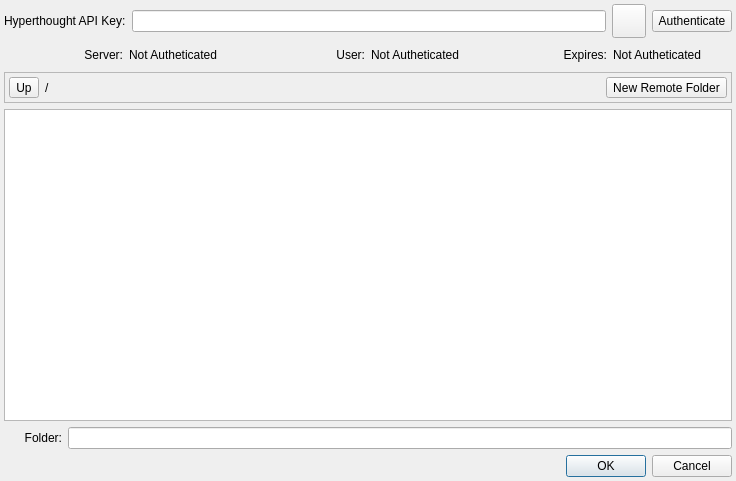
First picture: the form in hyperthoughtdialog.ui, repository BlueQuartzSoftware/MetaForge, before the edit.
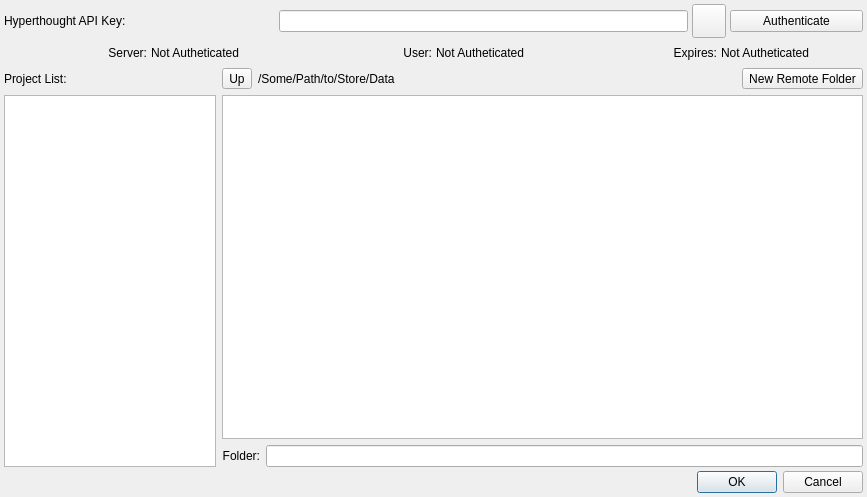
Second picture: the form after the edit. Icons and pictures are not drawn. Custom widgets are drawn as their Qt base class.

Commit message:
Upload to Project space instead of user space.
updates #4

@drowenhorst-nrl please test

What changed in the file:
```diff
--- a/hyperthoughtdialog.ui
+++ b/hyperthoughtdialog.ui
@@ -6,8 +6,8 @@
    <rect>
     <x>0</x>
     <y>0</y>
-    <width>736</width>
-    <height>481</height>
+    <width>867</width>
+    <height>497</height>
    </rect>
   </property>
   <property name="sizePolicy">
@@ -35,162 +35,10 @@
    <property name="bottomMargin">
     <number>4</number>
    </property>
-   <item row="0" column="0" colspan="2">
-    <widget class="QLabel" name="apiKeyLabel">
-     <property name="text">
-      <string>Hyperthought API Key:</string>
-     </property>
-    </widget>
-   </item>
-   <item row="2" column="0" colspan="13">
-    <widget class="QFrame" name="frame">
-     <property name="sizePolicy">
-      <sizepolicy hsizetype="Preferred" vsizetype="Preferred">
-       <horstretch>0</horstretch>
-       <verstretch>0</verstretch>
-      </sizepolicy>
-     </property>
-     <property name="frameShape">
-      <enum>QFrame::StyledPanel</enum>
-     </property>
-     <property name="frameShadow">
-      <enum>QFrame::Raised</enum>
-     </property>
-     <layout class="QHBoxLayout" name="horizontalLayout_2">
-      <property name="leftMargin">
-       <number>4</number>
-      </property>
-      <property name="topMargin">
-       <number>4</number>
-      </property>
-      <property name="rightMargin">
-       <number>4</number>
-      </property>
-      <property name="bottomMargin">
-       <number>4</number>
-      </property>
-      <item>
-       <widget class="QToolButton" name="parentDirectoryButton">
-        <property name="toolTip">
-         <string>Move Up a Directory</string>
-        </property>
-        <property name="statusTip">
-         <string/>
-        </property>
-        <property name="text">
-         <string>Up</string>
-        </property>
-        <property name="icon">
-         <iconset resource="resources.qrc">
-          <normaloff>:/resources/arrow-top@2x.png</normaloff>:/resources/arrow-top@2x.png</iconset>
-        </property>
-        <property name="iconSize">
-         <size>
-          <width>16</width>
-          <height>16</height>
-         </size>
-        </property>
-        <property name="toolButtonStyle">
-         <enum>Qt::ToolButtonTextBesideIcon</enum>
-        </property>
-       </widget>
-      </item>
-      <item>
-       <layout class="QHBoxLayout" name="horizontalLayout">
-        <item>
-         <widget class="QLabel" name="directoryLabel">
-          <property name="text">
-           <string>/</string>
-          </property>
-         </widget>
-        </item>
-        <item>
-         <spacer name="horizontalSpacer_2">
-          <property name="orientation">
-           <enum>Qt::Horizontal</enum>
-          </property>
-          <property name="sizeHint" stdset="0">
-           <size>
-            <width>569</width>
-            <height>20</height>
-           </size>
-          </property>
-         </spacer>
-        </item>
-        <item>
-         <widget class="QToolButton" name="newFolderButton">
-          <property name="toolTip">
-           <string>Create Remote Folder</string>
-          </property>
-          <property name="text">
-           <string>New Remote Folder</string>
-          </property>
-          <property name="icon">
-           <iconset resource="resources.qrc">
-            <normaloff>:/resources/folder@2x.png</normaloff>:/resources/folder@2x.png</iconset>
-          </property>
-          <property name="iconSize">
-           <size>
-            <width>16</width>
-            <height>16</height>
-           </size>
-          </property>
-          <property name="toolButtonStyle">
-           <enum>Qt::ToolButtonTextBesideIcon</enum>
-          </property>
-         </widget>
-        </item>
-       </layout>
-      </item>
-     </layout>
-    </widget>
-   </item>
-   <item row="5" column="0" colspan="10">
-    <spacer name="horizontalSpacer">
-     <property name="orientation">
-      <enum>Qt::Horizontal</enum>
-     </property>
-     <property name="sizeHint" stdset="0">
-      <size>
-       <width>380</width>
-       <height>20</height>
-      </size>
-     </property>
-    </spacer>
-   </item>
-   <item row="3" column="0" colspan="13">
-    <widget class="DeselectableListView" name="listView">
-     <property name="alternatingRowColors">
-      <bool>true</bool>
-     </property>
-     <property name="selectionMode">
-      <enum>QAbstractItemView::SingleSelection</enum>
-     </property>
-     <property name="selectionBehavior">
-      <enum>QAbstractItemView::SelectItems</enum>
-     </property>
-     <property name="uniformItemSizes">
-      <bool>true</bool>
-     </property>
-     <property name="selectionRectVisible">
-      <bool>true</bool>
-     </property>
-    </widget>
-   </item>
-   <item row="4" column="0">
-    <widget class="QLabel" name="locationLabel">
-     <property name="text">
-      <string>Folder:</string>
-     </property>
-     <property name="alignment">
-      <set>Qt::AlignRight|Qt::AlignTrailing|Qt::AlignVCenter</set>
-     </property>
-    </widget>
-   </item>
-   <item row="4" column="1" colspan="12">
-    <widget class="QLineEdit" name="locationLineEdit"/>
-   </item>
-   <item row="1" column="0" colspan="13">
+   <property name="spacing">
+    <number>4</number>
+   </property>
+   <item row="1" column="0" colspan="7">
     <layout class="QHBoxLayout" name="horizontalLayout_3">
      <property name="leftMargin">
       <number>4</number>
@@ -257,24 +105,180 @@
      </item>
     </layout>
    </item>
-   <item row="0" column="2" colspan="9">
-    <widget class="QLineEdit" name="apiKeyLineEdit">
-     <property name="sizePolicy">
-      <sizepolicy hsizetype="Minimum" vsizetype="Fixed">
-       <horstretch>0</horstretch>
-       <verstretch>0</verstretch>
-      </sizepolicy>
+   <item row="5" column="0" colspan="4">
+    <spacer name="horizontalSpacer">
+     <property name="orientation">
+      <enum>Qt::Horizontal</enum>
      </property>
-     <property name="minimumSize">
+     <property name="sizeHint" stdset="0">
       <size>
-       <width>0</width>
-       <height>0</height>
+       <width>380</width>
+       <height>20</height>
       </size>
      </property>
-    </widget>
+    </spacer>
    </item>
-   <item row="5" column="10" colspan="3">
+   <item row="2" column="0" colspan="7">
+    <layout class="QGridLayout" name="gridLayout_2" columnstretch="33,100">
+     <property name="topMargin">
+      <number>0</number>
+     </property>
+     <property name="rightMargin">
+      <number>0</number>
+     </property>
+     <property name="bottomMargin">
+      <number>0</number>
+     </property>
+     <property name="spacing">
+      <number>6</number>
+     </property>
+     <item row="1" column="1">
+      <widget class="DeselectableListView" name="folderListView">
+       <property name="alternatingRowColors">
+        <bool>true</bool>
+       </property>
+       <property name="selectionMode">
+        <enum>QAbstractItemView::SingleSelection</enum>
+       </property>
+       <property name="selectionBehavior">
+        <enum>QAbstractItemView::SelectItems</enum>
+       </property>
+       <property name="uniformItemSizes">
+        <bool>true</bool>
+       </property>
+       <property name="selectionRectVisible">
+        <bool>true</bool>
+       </property>
+      </widget>
+     </item>
+     <item row="0" column="1">
+      <layout class="QHBoxLayout" name="horizontalLayout_5">
+       <item>
+        <widget class="QToolButton" name="parentDirectoryButton">
+         <property name="toolTip">
+          <string>Move Up a Directory</string>
+         </property>
+         <property name="statusTip">
+          <string/>
+         </property>
+         <property name="text">
+          <string>Up</string>
+         </property>
+         <property name="icon">
+          <iconset resource="resources.qrc">
+           <normaloff>:/resources/arrow-top@2x.png</normaloff>:/resources/arrow-top@2x.png</iconset>
+         </property>
+         <property name="iconSize">
+          <size>
+           <width>16</width>
+           <height>16</height>
+          </size>
+         </property>
+         <property name="toolButtonStyle">
+          <enum>Qt::ToolButtonTextBesideIcon</enum>
+         </property>
+        </widget>
+       </item>
+       <item>
+        <widget class="QLabel" name="directoryLabel">
+         <property name="sizePolicy">
+          <sizepolicy hsizetype="Expanding" vsizetype="Preferred">
+           <horstretch>0</horstretch>
+           <verstretch>0</verstretch>
+          </sizepolicy>
+         </property>
+         <property name="minimumSize">
+          <size>
+           <width>0</width>
+           <height>0</height>
+          </size>
+         </property>
+         <property name="text">
+          <string>/Some/Path/to/Store/Data</string>
+         </property>
+        </widget>
+       </item>
+       <item>
+        <spacer name="horizontalSpacer_2">
+         <property name="orientation">
+          <enum>Qt::Horizontal</enum>
+         </property>
+         <property name="sizeType">
+          <enum>QSizePolicy::Minimum</enum>
+         </property>
+         <property name="sizeHint" stdset="0">
+          <size>
+           <width>20</width>
+           <height>20</height>
+          </size>
+         </property>
+        </spacer>
+       </item>
+       <item>
+        <widget class="QToolButton" name="newFolderButton">
+         <property name="toolTip">
+          <string>Create Remote Folder</string>
+         </property>
+         <property name="text">
+          <string>New Remote Folder</string>
+         </property>
+         <property name="icon">
+          <iconset resource="resources.qrc">
+           <normaloff>:/resources/folder@2x.png</normaloff>:/resources/folder@2x.png</iconset>
+         </property>
+         <property name="iconSize">
+          <size>
+           <width>16</width>
+           <height>16</height>
+          </size>
+         </property>
+         <property name="toolButtonStyle">
+          <enum>Qt::ToolButtonTextBesideIcon</enum>
+         </property>
+        </widget>
+       </item>
+      </layout>
+     </item>
+     <item row="0" column="0">
+      <widget class="QLabel" name="label_4">
+       <property name="text">
+        <string>Project List:</string>
+       </property>
+      </widget>
+     </item>
+     <item row="2" column="1">
+      <layout class="QHBoxLayout" name="horizontalLayout">
+       <property name="bottomMargin">
+        <number>0</number>
+       </property>
+       <item>
+        <widget class="QLabel" name="locationLabel">
+         <property name="text">
+          <string>Folder:</string>
+         </property>
+         <property name="alignment">
+          <set>Qt::AlignRight|Qt::AlignTrailing|Qt::AlignVCenter</set>
+         </property>
+        </widget>
+       </item>
+       <item>
+        <widget class="QLineEdit" name="selectedProjectFolder"/>
+       </item>
+      </layout>
+     </item>
+     <item row="1" column="0" rowspan="2">
+      <widget class="QListWidget" name="projectListView"/>
+     </item>
+    </layout>
+   </item>
+   <item row="5" column="4" colspan="3">
     <widget class="QDialogButtonBox" name="buttonBox">
+     <property name="sizePolicy">
+      <sizepolicy hsizetype="Preferred" vsizetype="Minimum">
+       <horstretch>0</horstretch>
+       <verstretch>0</verstretch>
+      </sizepolicy>
+     </property>
      <property name="orientation">
       <enum>Qt::Horizontal</enum>
      </property>
@@ -283,14 +287,14 @@
      </property>
     </widget>
    </item>
-   <item row="0" column="12">
+   <item row="0" column="6">
     <widget class="QPushButton" name="apiKeyButton">
      <property name="text">
       <string>Authenticate</string>
      </property>
     </widget>
    </item>
-   <item row="0" column="11">
+   <item row="0" column="5">
     <widget class="QPushButton" name="pasteFromClipboardBtn">
      <property name="sizePolicy">
       <sizepolicy hsizetype="Fixed" vsizetype="Fixed">
@@ -328,6 +332,29 @@
      </property>
     </widget>
    </item>
+   <item row="0" column="0" colspan="2">
+    <widget class="QLabel" name="apiKeyLabel">
+     <property name="text">
+      <string>Hyperthought API Key:</string>
+     </property>
+    </widget>
+   </item>
+   <item row="0" column="2" colspan="3">
+    <widget class="QLineEdit" name="apiKeyLineEdit">
+     <property name="sizePolicy">
+      <sizepolicy hsizetype="Minimum" vsizetype="Fixed">
+       <horstretch>0</horstretch>
+       <verstretch>0</verstretch>
+      </sizepolicy>
+     </property>
+     <property name="minimumSize">
+      <size>
+       <width>0</width>
+       <height>0</height>
+      </size>
+     </property>
+    </widget>
+   </item>
   </layout>
  </widget>
  <customwidgets>
```
The commit also changes 6 other files.
